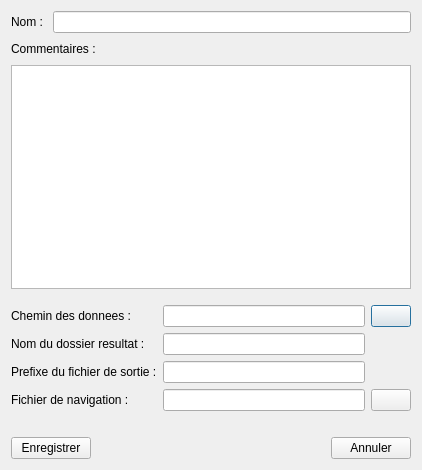
This is Src/MatisseServer/ui/JobDialog.ui in IfremerUnderwater/Matisse as Qt 5 draws it before an edit. The edited form follows.
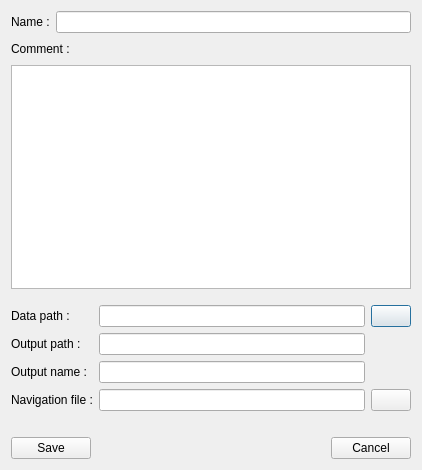
This is the edited form. Icons and pictures are not drawn.

The edit to the form file:
```diff
--- a/Src/MatisseServer/ui/JobDialog.ui
+++ b/Src/MatisseServer/ui/JobDialog.ui
@@ -50,7 +50,7 @@
         </size>
        </property>
        <property name="text">
-        <string>Nom :</string>
+        <string>Name :</string>
        </property>
       </widget>
      </item>
@@ -64,7 +64,7 @@
      <item>
       <widget class="QLabel" name="label_4">
        <property name="text">
-        <string>Commentaires :</string>
+        <string>Comment :</string>
        </property>
       </widget>
      </item>
@@ -110,21 +110,21 @@
      <item row="1" column="0">
       <widget class="QLabel" name="_LA_resultPath">
        <property name="text">
-        <string>Nom du dossier resultat :</string>
+        <string>Output path :</string>
        </property>
       </widget>
      </item>
      <item row="2" column="0">
       <widget class="QLabel" name="_LA_outputFile">
        <property name="text">
-        <string>Prefixe du fichier de sortie :</string>
+        <string>Output name :</string>
        </property>
       </widget>
      </item>
      <item row="3" column="0">
       <widget class="QLabel" name="_LA_navigationFile">
        <property name="text">
-        <string>Fichier de navigation :</string>
+        <string>Navigation file :</string>
        </property>
       </widget>
      </item>
@@ -134,7 +134,7 @@
      <item row="0" column="0">
       <widget class="QLabel" name="_LA_dataPath">
        <property name="text">
-        <string>Chemin des donnees :</string>
+        <string>Data path :</string>
        </property>
       </widget>
      </item>
@@ -204,7 +204,7 @@
      <item>
       <widget class="QPushButton" name="_PB_save">
        <property name="text">
-        <string>Enregistrer</string>
+        <string>Save</string>
        </property>
       </widget>
      </item>
@@ -224,7 +224,7 @@
      <item>
       <widget class="QPushButton" name="_PB_cancel">
        <property name="text">
-        <string>Annuler</string>
+        <string>Cancel</string>
        </property>
       </widget>
      </item>
```
Left out of the diff: 2 changed lines with no effect on the pictures.
